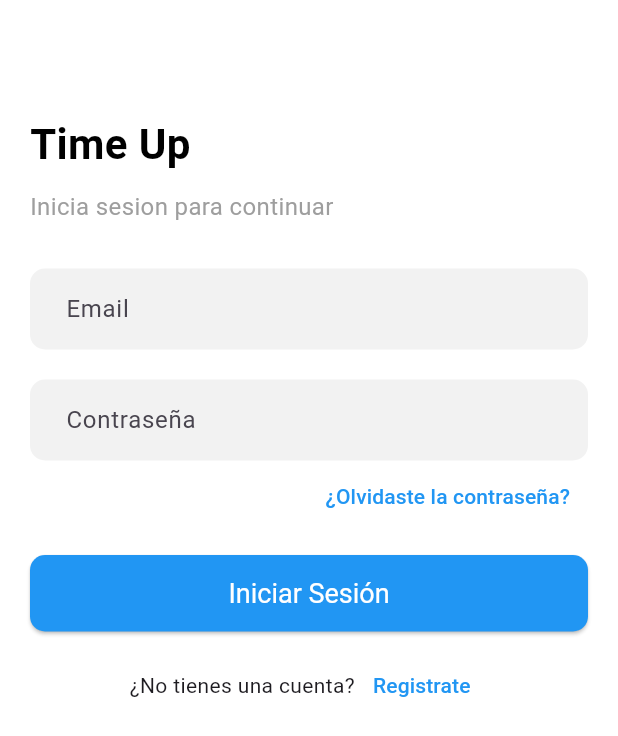
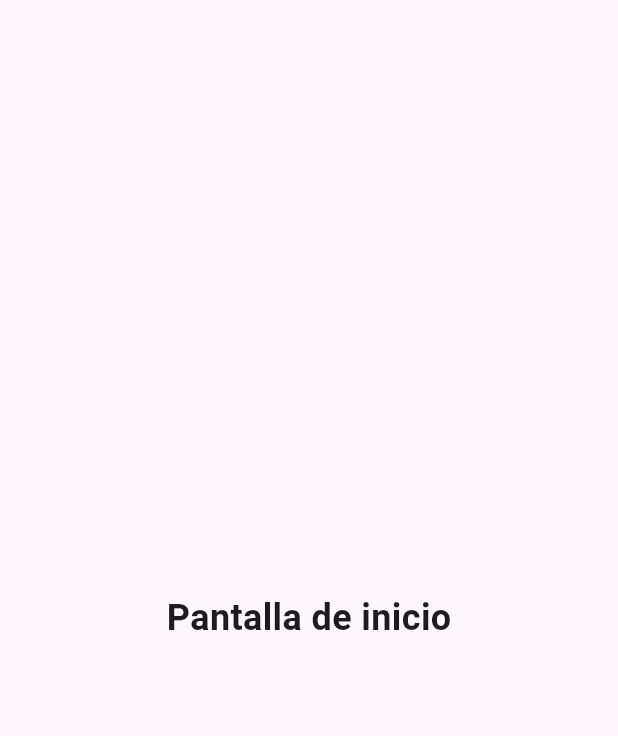
Before and after one commit to alexndrperz/TimeUp, a Flutter app: the screen it shows after launch, after a tap on "Iniciar Sesión", on a phone screen of 412 x 824 dp. Shown: the top 736 px of the screen. Run offline on Flutter 3.47's test engine with Material 3 defaults, Android fonts, the phone set to English and light mode, and no system bars.

Commit message:
feat: routing inicial integrado de login a home, integracion de arquitectura routing y arquitectura servicios con home

```diff
--- /dev/null
+++ b/UI/MOBILE/time_up_app/lib/data/datasources/remote/login_api_source.dart
@@ -0,0 +1,31 @@
+// lib/data/datasources/remote/api_service.dart
+
+// import 'dart:convert';
+
+class LoginApiSource {
+  final String _baseUrl =
+      'https://api.tuapp.com'; // Cambia esto por tu API real
+
+  Future<bool> login({required String email, required String password}) async {
+    // final url = Uri.parse('$_baseUrl/login');
+
+    // final response = await http.post(
+    //   url,
+    //   headers: {'Content-Type': 'application/json'},
+    //   body: jsonEncode({'email': email, 'password': password}),
+    // );
+
+    // if (response.statusCode == 200) {
+    //   // Puedes guardar el token aquí o devolverlo
+    //   final data = jsonDecode(response.body);
+    //   final token = data['token'];
+
+    //   // Aquí puedes almacenar el token en memoria o en un secure storage, etc.
+    //   // Por simplicidad, devolvemos true
+    //   return true;
+    // } else {
+    //   return false;
+    // }
+    return true; // Simulación de éxito para pruebas
+  }
+}
--- a/UI/MOBILE/time_up_app/lib/main.dart
+++ b/UI/MOBILE/time_up_app/lib/main.dart
@@ -1,6 +1,5 @@
 import 'package:flutter/material.dart';
-
-import 'presentation/screens/auth/login_page.dart';
+import 'package:time_up_app/routes/route_manager.dart';
 
 void main() {
   runApp(const TimeUpApp());
@@ -12,9 +11,10 @@ class TimeUpApp extends StatelessWidget {
   @override
   Widget build(BuildContext context) {
     return MaterialApp(
+      title: 'Tu App',
       debugShowCheckedModeBanner: false,
-      theme: ThemeData(primarySwatch: Colors.blue, fontFamily: 'Roboto'),
-      home: const LoginPage(),
+      initialRoute: RouteManager.login,
+      onGenerateRoute: RouteManager.generateRoute,
     );
   }
 }
--- /dev/null
+++ b/UI/MOBILE/time_up_app/lib/presentation/screens/auth/login_controller.dart
@@ -0,0 +1,39 @@
+// lib/presentation/screens/auth/login_controller.dart
+
+import 'package:flutter/material.dart';
+import 'package:time_up_app/data/datasources/remote/login_api_source.dart';
+import '../../../routes/route_manager.dart';
+
+class LoginController {
+  final LoginApiSource _apiService;
+
+  LoginController(this._apiService);
+
+  Future<void> login({
+    required BuildContext context,
+    required String email,
+    required String password,
+  }) async {
+    // try {
+    // Validar login con la API
+    final success = await _apiService.login(email: email, password: password);
+
+    if (success) {
+      // Navegar a la pantalla de inicio reemplazando el login
+      Navigator.of(context).pushReplacementNamed(RouteManager.home);
+      // }
+      //   } else {
+      //     _showError(context, 'Credenciales inválidas');
+      //   }
+      // } catch (e) {
+      //   _showError(context, 'Error de red o del servidor');
+      // }
+    }
+
+    // void _showError(BuildContext context, String message) {
+    //   ScaffoldMessenger.of(
+    //     context,
+    //   ).showSnackBar(SnackBar(content: Text(message)));
+    // }
+  }
+}
--- a/UI/MOBILE/time_up_app/lib/presentation/screens/auth/login_page.dart
+++ b/UI/MOBILE/time_up_app/lib/presentation/screens/auth/login_page.dart
@@ -1,4 +1,6 @@
 import 'package:flutter/material.dart';
+import 'package:time_up_app/data/datasources/remote/login_api_source.dart';
+import 'package:time_up_app/presentation/screens/auth/login_controller.dart';
 
 class LoginPage extends StatefulWidget {
   const LoginPage({super.key});
@@ -8,6 +10,17 @@ class LoginPage extends StatefulWidget {
 }
 
 class _LoginPageState extends State<LoginPage> {
+  late final LoginController _controller;
+
+  final TextEditingController _emailController = TextEditingController();
+  final TextEditingController _passwordController = TextEditingController();
+
+  @override
+  void initState() {
+    super.initState();
+    _controller = LoginController(LoginApiSource());
+  }
+
   @override
   Widget build(BuildContext context) {
     return Scaffold(
@@ -35,6 +48,7 @@ class _LoginPageState extends State<LoginPage> {
                 ),
                 const SizedBox(height: 30),
                 TextFormField(
+                  controller: _emailController,
                   decoration: const InputDecoration(
                     hintText: 'Email',
                     border: OutlineInputBorder(
@@ -51,6 +65,7 @@ class _LoginPageState extends State<LoginPage> {
                 ),
                 const SizedBox(height: 20),
                 TextFormField(
+                  controller: _passwordController,
                   obscureText: true,
                   decoration: const InputDecoration(
                     hintText: 'Contraseña',
@@ -92,7 +107,11 @@ class _LoginPageState extends State<LoginPage> {
                       ),
                     ),
                     onPressed: () {
-                      // Handle login
+                      _controller.login(
+                        context: context,
+                        email: _emailController.text,
+                        password: _passwordController.text,
+                      );
                     },
                     child: const Text(
                       'Iniciar Sesión',
--- /dev/null
+++ b/UI/MOBILE/time_up_app/lib/presentation/screens/home/home_layout_page.dart
@@ -0,0 +1,25 @@
+import 'package:flutter/material.dart';
+
+class HomeLayoutPage extends StatefulWidget {
+  const HomeLayoutPage({super.key});
+
+  @override
+  State<HomeLayoutPage> createState() => _HomeLayoutPageState();
+}
+
+class _HomeLayoutPageState extends State<HomeLayoutPage> {
+  @override
+  Widget build(BuildContext context) {
+    return const MaterialApp(
+      debugShowCheckedModeBanner: false,
+      home: Scaffold(
+        body: Center(
+          child: Text(
+            'Pantalla de inicio',
+            style: TextStyle(fontSize: 24, fontWeight: FontWeight.bold),
+          ),
+        ),
+      ),
+    );
+  }
+}
--- /dev/null
+++ b/UI/MOBILE/time_up_app/lib/routes/route_manager.dart
@@ -0,0 +1,29 @@
+// lib/routes/route_manager.dart
+
+import 'package:flutter/material.dart';
+import 'package:time_up_app/presentation/screens/auth/login_page.dart';
+import 'package:time_up_app/presentation/screens/home/home_layout_page.dart';
+
+class RouteManager {
+  static const String login = '/login';
+  static const String home = '/home';
+  static const String profile = '/profile';
+  static const String settings = '/settings';
+  static const String stats = '/stats';
+
+  static Route<dynamic> generateRoute(RouteSettings settings) {
+    switch (settings.name) {
+      case login:
+        return MaterialPageRoute(builder: (_) => const LoginPage());
+      case home:
+        return MaterialPageRoute(builder: (_) => const HomeLayoutPage());
+      default:
+        return MaterialPageRoute(
+          builder:
+              (_) => Scaffold(
+                body: Center(child: Text('Ruta no definida: ${settings.name}')),
+              ),
+        );
+    }
+  }
+}
```
Also changed, not shown: UI/MOBILE/time_up_app/lib/presentation/screens/home/home_layout_controller.dart (added), 3 other files.
